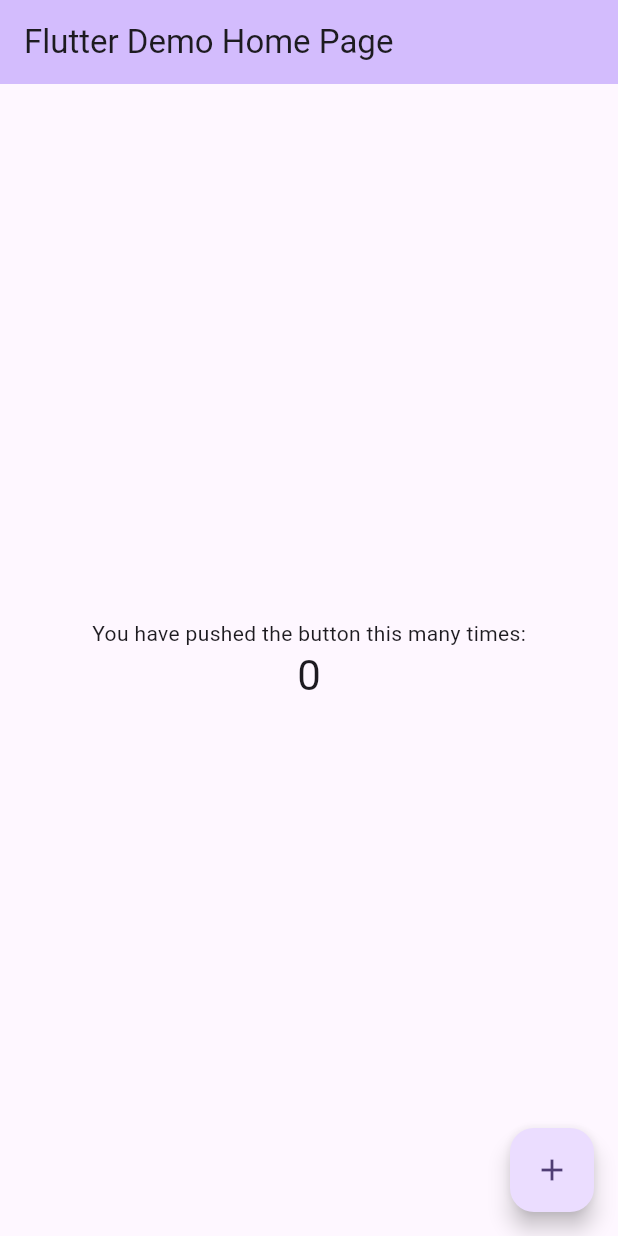
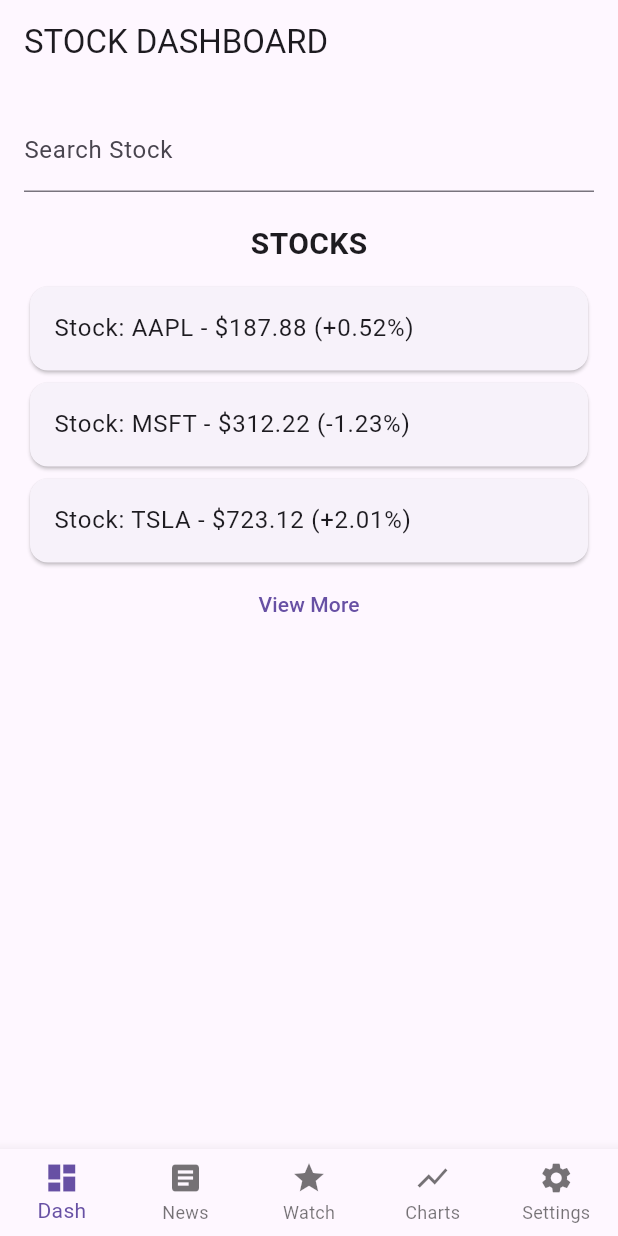
Before and after one commit to jggsu00/Stock-Tracker-App, a Flutter app: the screen it shows after launch, on a phone screen of 412 x 824 dp. Run offline on Flutter 3.47's test engine with Material 3 defaults, Android fonts, the phone set to English and light mode, and no system bars; our stand-ins replace firebase_core; accounts and stored records are empty.

Commit message:
created screens, tested main and dashboard

```diff
--- /dev/null
+++ b/lib/charts_screen.dart
@@ -0,0 +1 @@
+import 'package:flutter/material.dart';
--- /dev/null
+++ b/lib/dashboard_screen.dart
@@ -0,0 +1,35 @@
+import 'package:flutter/material.dart';
+
+class DashboardScreen extends StatelessWidget {
+  const DashboardScreen({super.key});
+
+  @override
+  Widget build(BuildContext context) {
+    return Scaffold(
+      appBar: AppBar(title: const Text("STOCK DASHBOARD")),
+      body: Padding(
+        padding: const EdgeInsets.all(16.0),
+        child: Column(
+          children: [
+            const TextField(decoration: InputDecoration(labelText: "Search Stock")),
+            const SizedBox(height: 20),
+            const Text("STOCKS", style: TextStyle(fontSize: 20, fontWeight: FontWeight.bold)),
+            const SizedBox(height: 10),
+            _stockCard("AAPL", "\$187.88", "+0.52%"),
+            _stockCard("MSFT", "\$312.22", "-1.23%"),
+            _stockCard("TSLA", "\$723.12", "+2.01%"),
+            TextButton(onPressed: () {}, child: const Text("View More"))
+          ],
+        ),
+      ),
+    );
+  }
+
+  Widget _stockCard(String symbol, String price, String change) {
+    return Card(
+      child: ListTile(
+        title: Text("Stock: $symbol - $price ($change)"),
+      ),
+    );
+  }
+}
--- a/lib/main.dart
+++ b/lib/main.dart
@@ -1,125 +1,67 @@
 import 'package:flutter/material.dart';
+import 'dashboard_screen.dart';
+import 'news_screen.dart';
+import 'watchlist_screen.dart';
+import 'charts_screen.dart';
+import 'settings_screen.dart';
+
 
 void main() {
-  runApp(const MyApp());
+  runApp(const StockTrackerApp());
 }
 
-class MyApp extends StatelessWidget {
-  const MyApp({super.key});
+class StockTrackerApp extends StatelessWidget {
+  const StockTrackerApp({super.key});
 
-  // This widget is the root of your application.
   @override
   Widget build(BuildContext context) {
     return MaterialApp(
-      title: 'Flutter Demo',
+      title: 'Stock Tracker',
+      debugShowCheckedModeBanner: false,
       theme: ThemeData(
-        // This is the theme of your application.
-        //
-        // TRY THIS: Try running your application with "flutter run". You'll see
-        // the application has a purple toolbar. Then, without quitting the app,
-        // try changing the seedColor in the colorScheme below to Colors.green
-        // and then invoke "hot reload" (save your changes or press the "hot
-        // reload" button in a Flutter-supported IDE, or press "r" if you used
-        // the command line to start the app).
-        //
-        // Notice that the counter didn't reset back to zero; the application
-        // state is not lost during the reload. To reset the state, use hot
-        // restart instead.
-        //
-        // This works for code too, not just values: Most code changes can be
-        // tested with just a hot reload.
-        colorScheme: ColorScheme.fromSeed(seedColor: Colors.deepPurple),
-        useMaterial3: true,
+        primarySwatch: Colors.blue,
       ),
-      home: const MyHomePage(title: 'Flutter Demo Home Page'),
+      home: const HomePage(),
     );
   }
 }
 
-class MyHomePage extends StatefulWidget {
-  const MyHomePage({super.key, required this.title});
-
-  // This widget is the home page of your application. It is stateful, meaning
-  // that it has a State object (defined below) that contains fields that affect
-  // how it looks.
-
-  // This class is the configuration for the state. It holds the values (in this
-  // case the title) provided by the parent (in this case the App widget) and
-  // used by the build method of the State. Fields in a Widget subclass are
-  // always marked "final".
-
-  final String title;
+class HomePage extends StatefulWidget {
+  const HomePage({super.key});
 
   @override
-  State<MyHomePage> createState() => _MyHomePageState();
+  State<HomePage> createState() => _HomePageState();
 }
 
-class _MyHomePageState extends State<MyHomePage> {
-  int _counter = 0;
+class _HomePageState extends State<HomePage> {
+  int _selectedIndex = 0;
 
-  void _incrementCounter() {
+  final List<Widget> _screens = const [
+    DashboardScreen(),
+  ];
+
+  void _onItemTapped(int index) {
     setState(() {
-      // This call to setState tells the Flutter framework that something has
-      // changed in this State, which causes it to rerun the build method below
-      // so that the display can reflect the updated values. If we changed
-      // _counter without calling setState(), then the build method would not be
-      // called again, and so nothing would appear to happen.
-      _counter++;
+      _selectedIndex = index;
     });
   }
 
   @override
   Widget build(BuildContext context) {
-    // This method is rerun every time setState is called, for instance as done
-    // by the _incrementCounter method above.
-    //
-    // The Flutter framework has been optimized to make rerunning build methods
-    // fast, so that you can just rebuild anything that needs updating rather
-    // than having to individually change instances of widgets.
     return Scaffold(
-      appBar: AppBar(
-        // TRY THIS: Try changing the color here to a specific color (to
-        // Colors.amber, perhaps?) and trigger a hot reload to see the AppBar
-        // change color while the other colors stay the same.
-        backgroundColor: Theme.of(context).colorScheme.inversePrimary,
-        // Here we take the value from the MyHomePage object that was created by
-        // the App.build method, and use it to set our appbar title.
-        title: Text(widget.title),
+      body: _screens[_selectedIndex],
+      bottomNavigationBar: BottomNavigationBar(
+        type: BottomNavigationBarType.fixed,
+        currentIndex: _selectedIndex,
+        onTap: _onItemTapped,
+        items: const [
+          BottomNavigationBarItem(icon: Icon(Icons.dashboard), label: 'Dash'),
+          BottomNavigationBarItem(icon: Icon(Icons.article), label: 'News'),
+          BottomNavigationBarItem(icon: Icon(Icons.star), label: 'Watch'),
+          BottomNavigationBarItem(icon: Icon(Icons.show_chart), label: 'Charts'),
+          BottomNavigationBarItem(icon: Icon(Icons.settings), label: 'Settings'),
+        ],
       ),
-      body: Center(
-        // Center is a layout widget. It takes a single child and positions it
-        // in the middle of the parent.
-        child: Column(
-          // Column is also a layout widget. It takes a list of children and
-          // arranges them vertically. By default, it sizes itself to fit its
-          // children horizontally, and tries to be as tall as its parent.
-          //
-          // Column has various properties to control how it sizes itself and
-          // how it positions its children. Here we use mainAxisAlignment to
-          // center the children vertically; the main axis here is the vertical
-          // axis because Columns are vertical (the cross axis would be
-          // horizontal).
-          //
-          // TRY THIS: Invoke "debug painting" (choose the "Toggle Debug Paint"
-          // action in the IDE, or press "p" in the console), to see the
-          // wireframe for each widget.
-          mainAxisAlignment: MainAxisAlignment.center,
-          children: <Widget>[
-            const Text(
-              'You have pushed the button this many times:',
-            ),
-            Text(
-              '$_counter',
-              style: Theme.of(context).textTheme.headlineMedium,
-            ),
-          ],
-        ),
-      ),
-      floatingActionButton: FloatingActionButton(
-        onPressed: _incrementCounter,
-        tooltip: 'Increment',
-        child: const Icon(Icons.add),
-      ), // This trailing comma makes auto-formatting nicer for build methods.
     );
   }
 }
--- /dev/null
+++ b/lib/news_screen.dart
@@ -0,0 +1 @@
+import 'package:flutter/material.dart';
--- /dev/null
+++ b/lib/settings_screen.dart
@@ -0,0 +1 @@
+import 'package:flutter/material.dart';
--- /dev/null
+++ b/lib/watchlist_screen.dart
@@ -0,0 +1 @@
+import 'package:flutter/material.dart';
```
Also changed, not shown: 1 other file.
